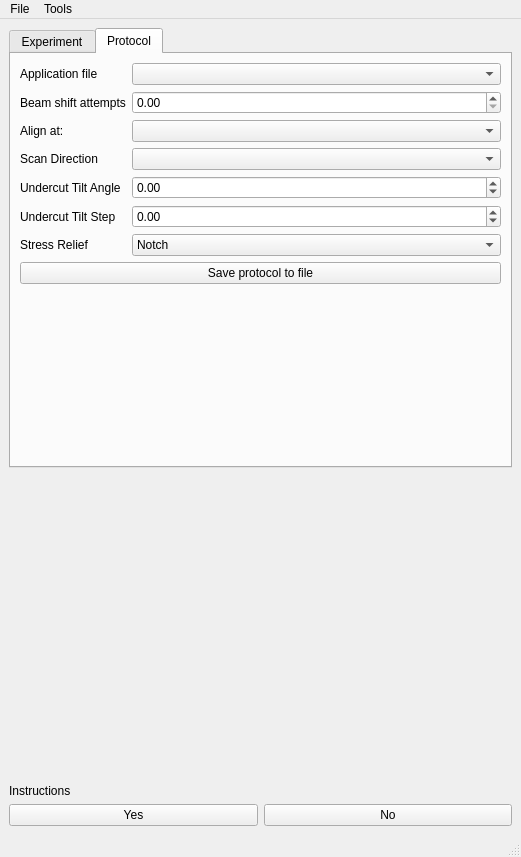
First picture: the form in autolamella/ui/qt/AutoLamellaUI.ui, repository DeMarcoLab/autolamella, before the edit.
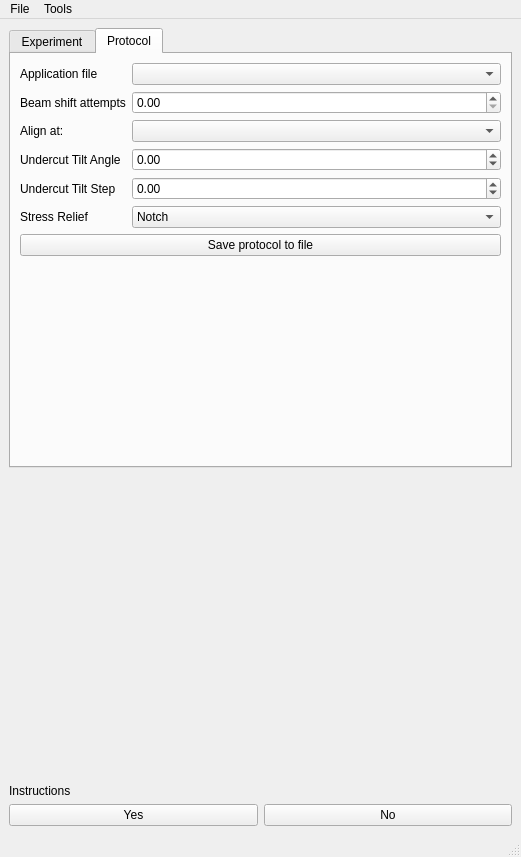
Second picture: the form after the edit.

Commit message: ui connection and alignment current

The edit to the form file:
```diff
--- a/autolamella/ui/qt/AutoLamellaUI.ui
+++ b/autolamella/ui/qt/AutoLamellaUI.ui
@@ -283,23 +283,13 @@
          <widget class="QComboBox" name="comboBox_current_alignment"/>
         </item>
         <item row="3" column="0">
-         <widget class="QLabel" name="scanDirectionLabel">
-          <property name="text">
-           <string>Scan Direction</string>
-          </property>
-         </widget>
-        </item>
-        <item row="3" column="1">
-         <widget class="QComboBox" name="scanDirectionComboBox"/>
-        </item>
-        <item row="4" column="0">
          <widget class="QLabel" name="label">
           <property name="text">
            <string>Undercut Tilt Angle</string>
           </property>
          </widget>
         </item>
-        <item row="4" column="1">
+        <item row="3" column="1">
          <widget class="QDoubleSpinBox" name="doubleSpinBox_undercut_tilt">
           <property name="minimum">
            <double>-180.000000000000000</double>
@@ -309,14 +299,14 @@
           </property>
          </widget>
         </item>
-        <item row="5" column="0">
+        <item row="4" column="0">
          <widget class="QLabel" name="label_2">
           <property name="text">
            <string>Undercut Tilt Step</string>
           </property>
          </widget>
         </item>
-        <item row="5" column="1">
+        <item row="4" column="1">
          <widget class="QDoubleSpinBox" name="doubleSpinBox_undercut_step">
           <property name="minimum">
            <double>-180.000000000000000</double>
@@ -326,14 +316,14 @@
           </property>
          </widget>
         </item>
-        <item row="6" column="0">
+        <item row="5" column="0">
          <widget class="QLabel" name="label_3">
           <property name="text">
            <string>Stress Relief</string>
           </property>
          </widget>
         </item>
-        <item row="6" column="1">
+        <item row="5" column="1">
          <widget class="QComboBox" name="comboBox_stress_relief">
           <item>
            <property name="text">
@@ -347,7 +337,7 @@
           </item>
          </widget>
         </item>
-        <item row="20" column="0" colspan="2">
+        <item row="19" column="0" colspan="2">
          <widget class="QPushButton" name="export_protocol">
           <property name="text">
            <string>Save protocol to file</string>
```
The commit also changes 4 other files.
